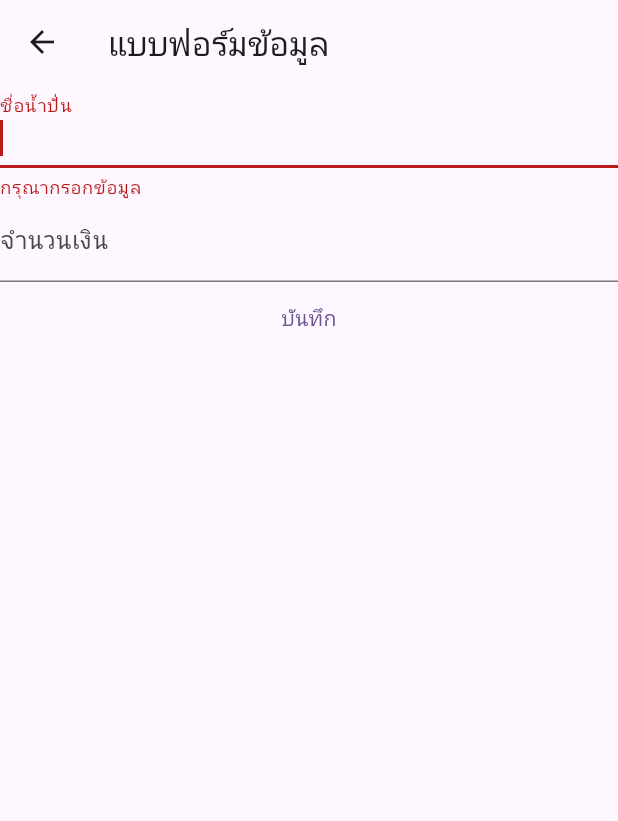
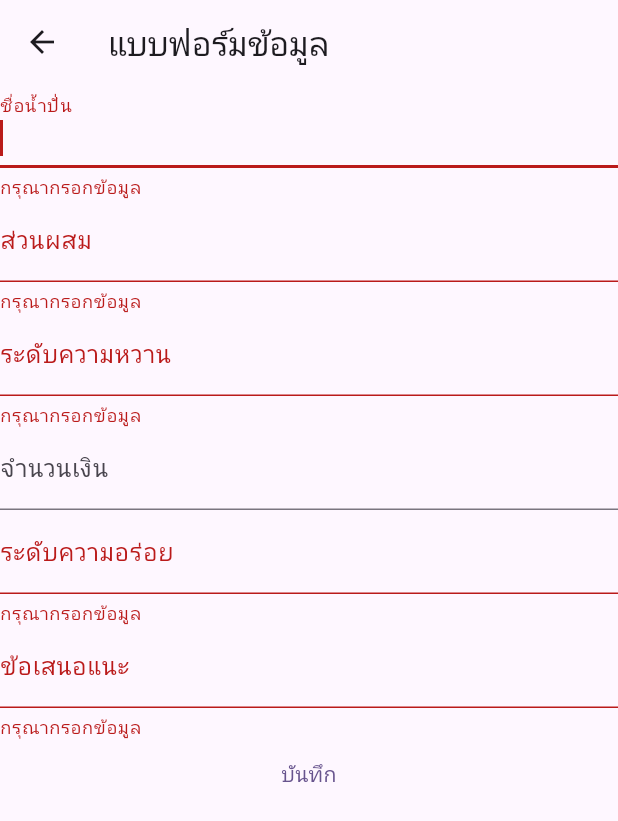
Before and after one commit to phonchai01/Project2ma, a Flutter app: the FormScreen screen opened directly, after a tap on "บันทึก", on a phone screen of 412 x 824 dp. Shown: the top 821 px of the screen. Run offline on Flutter 3.47's test engine with Material 3 defaults, Android fonts, the phone set to English and light mode, and no system bars; our stand-ins replace sembast.

Commit message:
Add Massage

```diff
--- a/lib/main.dart
+++ b/lib/main.dart
@@ -26,7 +26,7 @@ class MyApp extends StatelessWidget {
           colorScheme: ColorScheme.fromSeed(seedColor: Colors.deepPurple),
           useMaterial3: true,
         ),
-        home: const MyHomePage(title: 'แอพบัญชี'),
+        home: const MyHomePage(title: 'น้ำปั่น'),
       ),
     );
   }
--- a/lib/models/transactions.dart
+++ b/lib/models/transactions.dart
@@ -2,12 +2,21 @@ class Transactions {
   // final String id;
   final String title;
   final String amount;
+  final String lvSweet;
+  final String mix;
+  final String lvTasty;
+  final String suggest;
   final DateTime date;
+
 
   Transactions({
     // required this.id,
     required this.title,
     required this.amount,
+    required this.lvSweet,
+    required this.mix,
+    required this.lvTasty,
+    required this.suggest,
     required this.date,
   });
 }
--- a/lib/screens/form_screen.dart
+++ b/lib/screens/form_screen.dart
@@ -9,6 +9,10 @@ class FormScreen extends StatelessWidget {
   final formKey = GlobalKey<FormState>();
   final titleController = TextEditingController();
   final amountController = TextEditingController();
+  final lvSweetController = TextEditingController();
+  final mixController = TextEditingController();
+  final lvTastyController = TextEditingController();
+  final suggestController = TextEditingController();
 
   @override
   Widget build(BuildContext context) {
@@ -35,6 +39,28 @@ class FormScreen extends StatelessWidget {
                 ),
                 TextFormField(
                   decoration: const InputDecoration(
+                    labelText: 'ส่วนผสม',
+                  ),
+                  controller: mixController,
+                  validator: (String? str) {
+                    if (str!.isEmpty) {
+                      return 'กรุณากรอกข้อมูล';
+                    }
+                  },
+                ),
+                TextFormField(
+                  decoration: const InputDecoration(
+                    labelText: 'ระดับความหวาน',
+                  ),
+                  controller: lvSweetController,
+                  validator: (String? str) {
+                    if (str!.isEmpty) {
+                      return 'กรุณากรอกข้อมูล';
+                    }
+                  },
+                ),
+                TextFormField(
+                  decoration: const InputDecoration(
                     labelText: 'จำนวนเงิน',
                   ),
                   keyboardType: TextInputType.number,
@@ -50,6 +76,28 @@ class FormScreen extends StatelessWidget {
                     }
                   },
                 ),
+                TextFormField(
+                  decoration: const InputDecoration(
+                    labelText: 'ระดับความอร่อย',
+                  ),
+                  controller: lvTastyController,
+                  validator: (String? str) {
+                    if (str!.isEmpty) {
+                      return 'กรุณากรอกข้อมูล';
+                    }
+                  },
+                ),
+                TextFormField(
+                  decoration: const InputDecoration(
+                    labelText: 'ข้อเสนอแนะ',
+                  ),
+                  controller: suggestController,
+                  validator: (String? str) {
+                    if (str!.isEmpty) {
+                      return 'กรุณากรอกข้อมูล';
+                    }
+                  },
+                ),
                 TextButton(
                     child: const Text('บันทึก'),
                     onPressed: () {
@@ -59,6 +107,10 @@ class FormScreen extends StatelessWidget {
                               var statement = Transactions(
                                   title: titleController.text,
                                   amount: (amountController.text),
+                                  mix: (mixController.text),
+                                  lvSweet: (lvSweetController.text),
+                                  lvTasty: (lvTastyController.text),
+                                  suggest: (suggestController.text),
                                   date: DateTime.now()
                                   );
 
```
Also changed, not shown: lib/databases/transaction_db.dart (line endings or trailing spaces).
